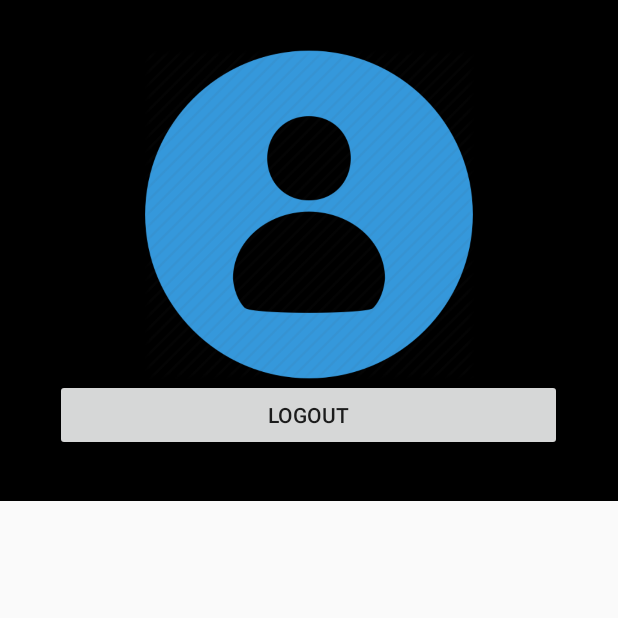
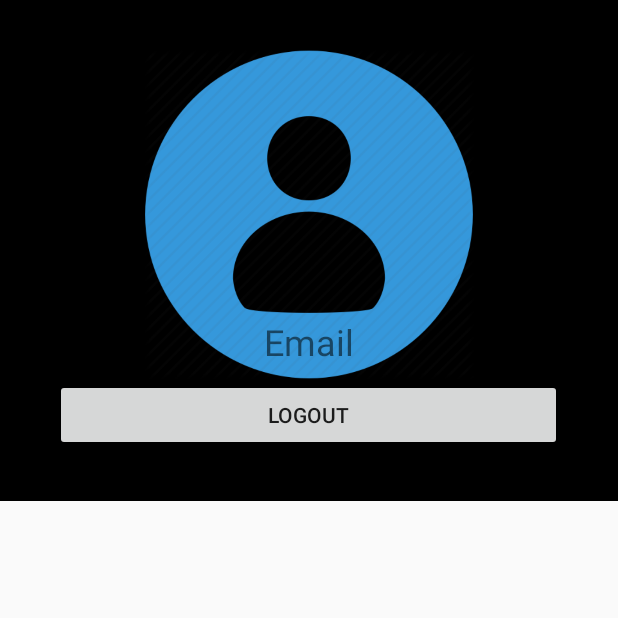
Before and after one commit to ValerioLy/GinzoApp, an Android app: the profileActivity screen opened directly, with no data from a screen before it, on a phone screen of 412 x 824 dp, the top half of it. Run offline under Robolectric (Android 15) with nearby library versions, the phone set to English and light mode, and no system bars; our stand-ins replace Firebase (no records; nobody signed in at launch, a user with empty details on screens opened directly).

Commit message:
fix login register

```diff
--- a/app/src/main/AndroidManifest.xml
+++ b/app/src/main/AndroidManifest.xml
@@ -1,7 +1,8 @@
 <?xml version="1.0" encoding="utf-8"?>
 <manifest xmlns:android="http://schemas.android.com/apk/res/android"
     package="com.stockato.ginzo">
-
+    <uses-permission android:name="android.permission.INTERNET" />
+    <uses-permission android:name="android.permission.ACCESS_NETWORK_STATE" />
     <application
         android:allowBackup="true"
         android:icon="@mipmap/ic_launcher"
--- a/app/src/main/java/com/stockato/ginzo/LoginActivity.java
+++ b/app/src/main/java/com/stockato/ginzo/LoginActivity.java
@@ -23,6 +23,8 @@ public class LoginActivity extends AppCompatActivity {
     protected void onCreate(Bundle savedInstanceState) {
         super.onCreate(savedInstanceState);
         setContentView(R.layout.activity_login);
+
+        getSupportActionBar().hide();
 
         emailLogin = findViewById(R.id.emailLogin);
         pswLogin = findViewById(R.id.pswLogin);
--- a/app/src/main/java/com/stockato/ginzo/profileActivity.java
+++ b/app/src/main/java/com/stockato/ginzo/profileActivity.java
@@ -30,16 +30,29 @@ Button logoutBtn;
       email = findViewById(R.id.email);
 
       mDatabase = FirebaseDatabase.getInstance().getReference();
-        FirebaseAuth mFirebaseAuth = FirebaseAuth.getInstance();
-        final FirebaseUser mFirebaseUser = mFirebaseAuth.getCurrentUser();
+      FirebaseAuth mFirebaseAuth = FirebaseAuth.getInstance();
       logoutBtn = findViewById(R.id.logoutBtn);
+
+        final FirebaseUser user = FirebaseAuth.getInstance().getCurrentUser();
+        if (user != null) {
+            String email = user.getEmail();
+            String uid = user.getUid();
+        }
+
+
+
+
+
+
+
+
 
       logoutBtn.setOnClickListener(new View.OnClickListener() {
           @Override
           public void onClick(View view) {
 
               FirebaseAuth.getInstance().signOut();
-              if (mFirebaseUser != null){
+              if (user != null){
                   Intent intent = new Intent(profileActivity.this, RegisterActivity.class);
                   startActivity(intent);
               }
--- a/app/src/main/res/layout/activity_login.xml
+++ b/app/src/main/res/layout/activity_login.xml
@@ -103,12 +103,9 @@
         android:layout_marginStart="8dp"
         android:layout_marginTop="8dp"
         android:layout_marginEnd="8dp"
-        android:layout_marginBottom="8dp"
         android:text="Non hai un account?"
-        app:layout_constraintBottom_toBottomOf="parent"
         app:layout_constraintEnd_toEndOf="parent"
         app:layout_constraintHorizontal_bias="0.497"
         app:layout_constraintStart_toStartOf="parent"
-        app:layout_constraintTop_toTopOf="@+id/guideline33"
-        app:layout_constraintVertical_bias="0.151" />
+        app:layout_constraintTop_toTopOf="@+id/guideline33" />
 </android.support.constraint.ConstraintLayout>
--- a/app/src/main/res/layout/activity_profile.xml
+++ b/app/src/main/res/layout/activity_profile.xml
@@ -51,10 +51,8 @@
         android:textSize="24sp"
         app:layout_constraintBottom_toTopOf="@+id/guideline29"
         app:layout_constraintEnd_toEndOf="parent"
-        app:layout_constraintHorizontal_bias="0.496"
         app:layout_constraintStart_toStartOf="parent"
-        app:layout_constraintTop_toTopOf="@+id/constraintLayout"
-        app:layout_constraintVertical_bias="0.733" />
+        app:layout_constraintTop_toTopOf="@+id/constraintLayout" />
 
     <TextView
         android:id="@+id/ordini"
```
Also changed, not shown: app/src/main/java/com/stockato/ginzo/RegisterActivity.java (+17 -26 lines).
